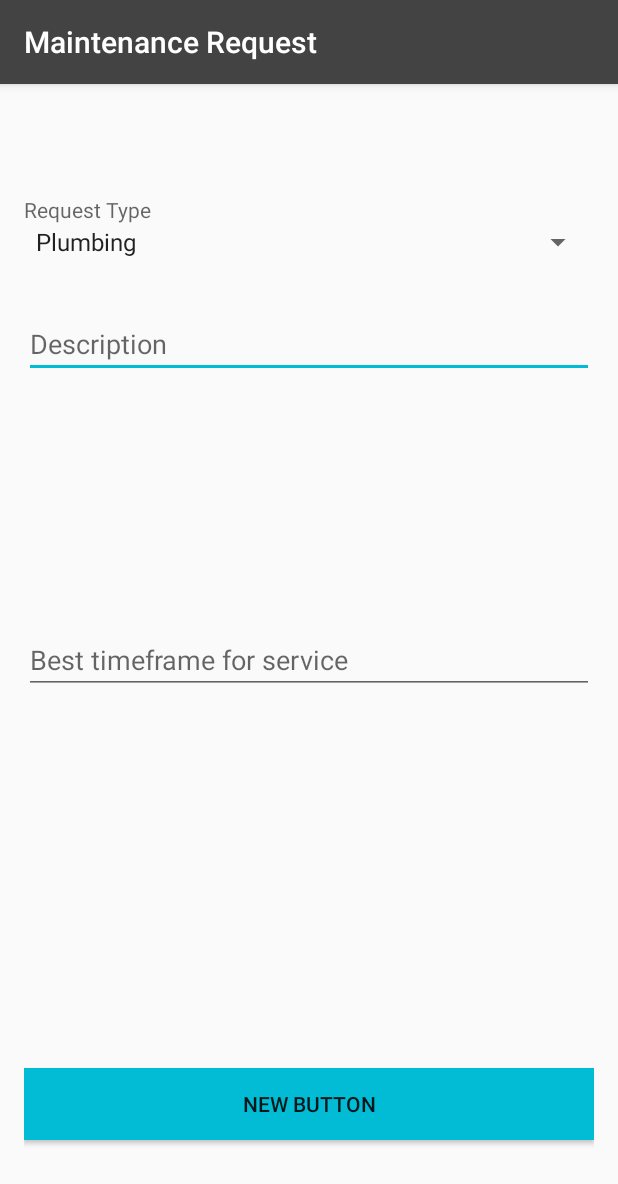
After one commit to Brian-Kaplan/CleverRent, an Android app: the MaintenanceRequestActivity screen opened directly, with no data from a screen before it, on a phone screen of 412 x 824 dp. The commit adds this screen. Shown: the top 1184 px of the screen. Run offline under Robolectric (Android 15) with nearby library versions, the phone set to English and light mode, and no system bars.

Commit message:
Maintenance request form completed

```diff
--- a/app/src/main/AndroidManifest.xml
+++ b/app/src/main/AndroidManifest.xml
@@ -18,6 +18,16 @@
                 <category android:name="android.intent.category.LAUNCHER" />
             </intent-filter>
         </activity>
+        <activity
+            android:name=".MaintenanceRequestActivity"
+            android:label="@string/title_activity_maintenance_request"
+            android:theme="@style/AppTheme.NoActionBar" >
+            <intent-filter>
+                <action android:name="com.example.brian.cleverrent.MaintenanceRequestActivity" />
+
+                <category android:name="android.intent.category.DEFAULT" />
+            </intent-filter>
+        </activity>
     </application>
 
 </manifest>
--- a/app/src/main/java/com/example/brian/cleverrent/MainActivity.java
+++ b/app/src/main/java/com/example/brian/cleverrent/MainActivity.java
@@ -1,6 +1,7 @@
 package com.example.brian.cleverrent;
 
 
+import android.content.Intent;
 import android.os.Bundle;
 import android.support.design.widget.FloatingActionButton;
 import android.support.design.widget.Snackbar;
@@ -131,8 +132,9 @@ public class MainActivity extends AppCompatActivity
             fab.setOnClickListener(new View.OnClickListener() {
                 @Override
                 public void onClick(View view) {
-                    Snackbar.make(view, "Replace with your own action", Snackbar.LENGTH_LONG)
-                            .setAction("Action", null).show();
+                    System.out.println("TEST");
+                    Intent intent = new Intent(MainActivity.this, MaintenanceRequestActivity.class);
+                    startActivity(intent);
                 }
             });
 
--- /dev/null
+++ b/app/src/main/java/com/example/brian/cleverrent/MaintenanceRequestActivity.java
@@ -0,0 +1,63 @@
+package com.example.brian.cleverrent;
+
+import android.os.Bundle;
+import android.support.design.widget.FloatingActionButton;
+import android.support.design.widget.Snackbar;
+import android.support.v7.app.AppCompatActivity;
+import android.support.v7.widget.Toolbar;
+import android.view.View;
+import android.widget.AdapterView;
+import android.widget.ArrayAdapter;
+import android.widget.Spinner;
+import android.widget.Toast;
+
+import java.util.ArrayList;
+import java.util.List;
+
+public class MaintenanceRequestActivity extends AppCompatActivity implements AdapterView.OnItemSelectedListener {
+
+    @Override
+    protected void onCreate(Bundle savedInstanceState) {
+        super.onCreate(savedInstanceState);
+        setContentView(R.layout.activity_maintenance_request);
+        Toolbar toolbar = (Toolbar) findViewById(R.id.toolbar);
+        setSupportActionBar(toolbar);
+        getSupportActionBar().setTitle("Maintenance Request");
+
+        // Spinner element
+        Spinner spinner = (Spinner) findViewById(R.id.typeSpinner);
+
+        // Spinner click listener
+//        spinner.setOnItemSelectedListener(this);
+
+
+        // Spinner Drop down elements
+        List<String> categories = new ArrayList<String>();
+        categories.add("Plumbing");
+        categories.add("Electric");
+        categories.add("Appliances");
+        categories.add("Other");
+
+        // Creating adapter for spinner
+        ArrayAdapter<String> dataAdapter = new ArrayAdapter<String>(this, android.R.layout.simple_spinner_item, categories);
+
+        // Drop down layout style - list view with radio button
+        dataAdapter.setDropDownViewResource(android.R.layout.simple_spinner_dropdown_item);
+
+        // attaching data adapter to spinner
+        spinner.setAdapter(dataAdapter);
+    }
+
+    @Override
+    public void onItemSelected(AdapterView<?> parent, View view, int position, long id) {
+        // On selecting a spinner item
+        String item = parent.getItemAtPosition(position).toString();
+
+        // Showing selected spinner item
+        Toast.makeText(parent.getContext(), "Selected: " + item, Toast.LENGTH_LONG).show();
+    }
+    public void onNothingSelected(AdapterView<?> arg0) {
+        // TODO Auto-generated method stub
+    }
+
+}
--- /dev/null
+++ b/app/src/main/res/layout/activity_maintenance_request.xml
@@ -0,0 +1,20 @@
+<?xml version="1.0" encoding="utf-8"?>
+<android.support.design.widget.CoordinatorLayout
+    xmlns:android="http://schemas.android.com/apk/res/android"
+    xmlns:app="http://schemas.android.com/apk/res-auto"
+    xmlns:tools="http://schemas.android.com/tools" android:layout_width="match_parent"
+    android:layout_height="match_parent" android:fitsSystemWindows="true"
+    tools:context="com.example.brian.cleverrent.MaintenanceRequestActivity">
+
+    <android.support.design.widget.AppBarLayout android:layout_height="wrap_content"
+        android:layout_width="match_parent" android:theme="@style/AppTheme.AppBarOverlay">
+
+        <android.support.v7.widget.Toolbar android:id="@+id/toolbar"
+            android:layout_width="match_parent" android:layout_height="?attr/actionBarSize"
+            android:background="?attr/colorPrimary" app:popupTheme="@style/AppTheme.PopupOverlay" />
+
+    </android.support.design.widget.AppBarLayout>
+
+    <include layout="@layout/content_maintenance_request" />
+
+</android.support.design.widget.CoordinatorLayout>
--- /dev/null
+++ b/app/src/main/res/layout/content_maintenance_request.xml
@@ -0,0 +1,67 @@
+<?xml version="1.0" encoding="utf-8"?>
+<RelativeLayout xmlns:android="http://schemas.android.com/apk/res/android"
+    xmlns:tools="http://schemas.android.com/tools"
+    xmlns:app="http://schemas.android.com/apk/res-auto" android:layout_width="match_parent"
+    android:layout_height="match_parent" android:paddingLeft="@dimen/activity_horizontal_margin"
+    android:paddingRight="@dimen/activity_horizontal_margin"
+    android:paddingTop="@dimen/activity_vertical_margin"
+    android:paddingBottom="@dimen/activity_vertical_margin"
+    app:layout_behavior="@string/appbar_scrolling_view_behavior"
+    tools:showIn="@layout/activity_maintenance_request"
+    tools:context="com.example.brian.cleverrent.MaintenanceRequestActivity">
+
+    <TextView
+        android:layout_width="wrap_content"
+        android:layout_height="wrap_content"
+        android:textAppearance="?android:attr/textAppearanceSmall"
+        android:hint="Request Type"
+        android:id="@+id/requestTypeLabel"
+        android:layout_alignParentTop="true"
+        android:layout_alignParentLeft="true"
+        android:layout_alignParentStart="true"
+        android:layout_marginTop="58dp" />
+
+    <Spinner
+        android:layout_width="fill_parent"
+        android:layout_height="wrap_content"
+        android:id="@+id/typeSpinner"
+        android:layout_below="@+id/requestTypeLabel"
+        android:layout_alignParentLeft="true"
+        android:layout_alignParentStart="true" />
+
+    <Button
+        android:layout_width="wrap_content"
+        android:layout_height="wrap_content"
+        android:text="New Button"
+        android:id="@+id/button"
+        android:layout_alignParentBottom="true"
+        android:layout_marginBottom="48dp"
+        android:layout_alignParentLeft="true"
+        android:layout_alignParentStart="true"
+        android:layout_alignRight="@+id/typeSpinner"
+        android:layout_alignEnd="@+id/typeSpinner"
+        android:background="@color/colorAccent" />
+
+    <EditText
+        android:layout_width="wrap_content"
+        android:layout_height="wrap_content"
+        android:id="@+id/editTextDescription"
+        android:layout_below="@+id/typeSpinner"
+        android:layout_alignParentLeft="true"
+        android:layout_alignParentStart="true"
+        android:layout_marginTop="33dp"
+        android:layout_alignRight="@+id/typeSpinner"
+        android:layout_alignEnd="@+id/typeSpinner"
+        android:hint="Description" />
+
+    <EditText
+        android:layout_width="wrap_content"
+        android:layout_height="wrap_content"
+        android:id="@+id/editTextTimeFrame"
+        android:layout_centerVertical="true"
+        android:layout_alignParentLeft="true"
+        android:layout_alignParentStart="true"
+        android:layout_alignParentRight="true"
+        android:layout_alignParentEnd="true"
+        android:hint="Best timeframe for service" />
+</RelativeLayout>
--- a/app/src/main/res/values/strings.xml
+++ b/app/src/main/res/values/strings.xml
@@ -5,4 +5,5 @@
     <string name="navigation_drawer_close">Close navigation drawer</string>
 
     <string name="action_settings">Settings</string>
+    <string name="title_activity_maintenance_request">MaintenanceRequestActivity</string>
 </resources>
```
